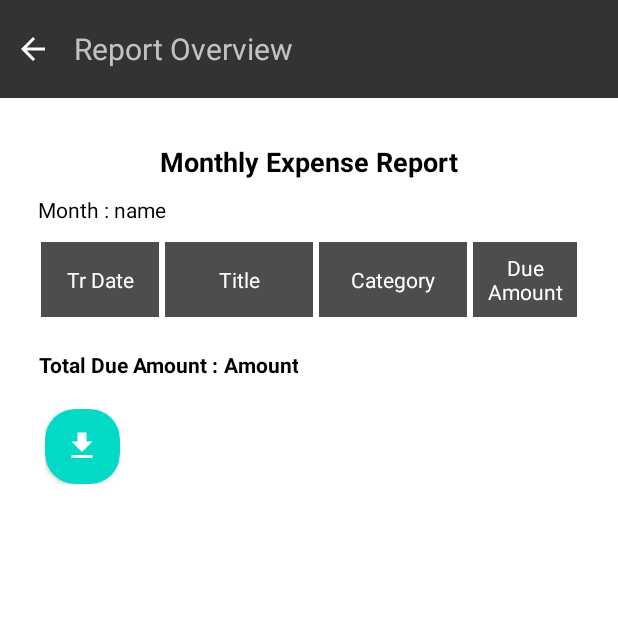
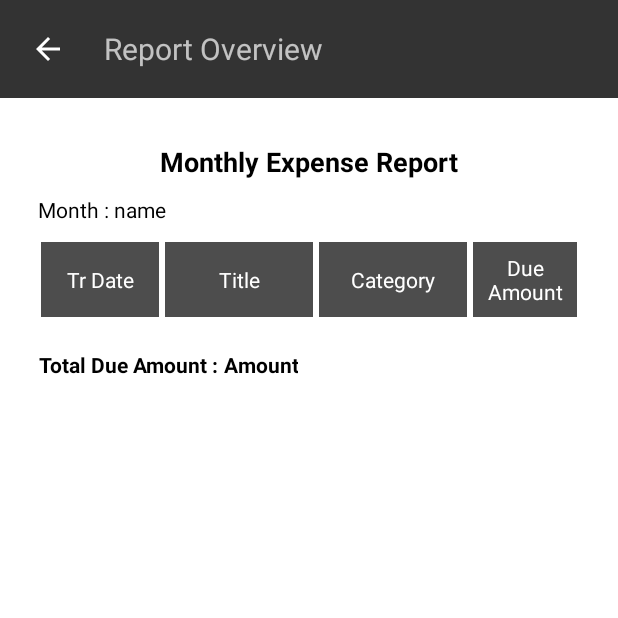
Before and after one commit to TrackME-PM/TrackMe, an Android app: the Report_Format screen opened directly, with no data from a screen before it, on a phone screen of 412 x 824 dp, the top half of it. Run offline under Robolectric (Android 15) with nearby library versions, the phone set to English and light mode, and no system bars; libraries missing offline, so code that uses them is left out: com.gkemon.

Commit message:
ActionBar Update

```diff
--- a/app/src/main/java/com/example/trackme/Report_Format.java
+++ b/app/src/main/java/com/example/trackme/Report_Format.java
@@ -164,45 +164,46 @@ public class Report_Format extends AppCompatActivity {
 //        pdfView = findViewById(R.id.pdfView);
 
         downBtn = findViewById(R.id.downloadBtn);
-        downBtn.setOnClickListener(new View.OnClickListener() {
-            @Override
-            public void onClick(View view) {
-
-
-
-
-                PdfGenerator.getBuilder()
-                        .setContext(Report_Format.this)
-                        .fromViewSource()
-                        .fromView(linear)
-                        /* "fromView()" takes array of view. You can also invoke "fromViewList()" method here
-                         * which takes list of view instead of array. */
-                        .setCustomPageSize(layout.getWidth(), layout.getHeight())
-                        .setFileName("Test-PDF")
-                        .setFolderName("TrackME")
-                        .openPDFafterGeneration(true)
-                        .build(new PdfGeneratorListener() {
-                            @Override
-                            public void onFailure(FailureResponse failureResponse) {
-                                super.onFailure(failureResponse);
-                            }
-
-                            @Override
-                            public void showLog(String log) {
-                                super.showLog(log);
-                            }
-
-                            @Override
-                            public void onSuccess(SuccessResponse response) {
-                                PdfDocument pdf = response.getPdfDocument();
-                                uri = Uri.parse(response.getPath());
-                                super.onSuccess(response);
-                                Intent intent = new Intent(Report_Format.this,Activity_UserProfile.class);
-                                startActivity(intent);
-                                finish();
-                            }
-
-                        });
+        downBtn.setVisibility(View.GONE);
+//        downBtn.setOnClickListener(new View.OnClickListener() {
+//            @Override
+//            public void onClick(View view) {
+//
+//
+//
+//
+//                PdfGenerator.getBuilder()
+//                        .setContext(Report_Format.this)
+//                        .fromViewSource()
+//                        .fromView(linear)
+//                        /* "fromView()" takes array of view. You can also invoke "fromViewList()" method here
+//                         * which takes list of view instead of array. */
+//                        .setCustomPageSize(layout.getWidth(), layout.getHeight())
+//                        .setFileName("Test-PDF")
+//                        .setFolderName("TrackME")
+//                        .openPDFafterGeneration(true)
+//                        .build(new PdfGeneratorListener() {
+//                            @Override
+//                            public void onFailure(FailureResponse failureResponse) {
+//                                super.onFailure(failureResponse);
+//                            }
+//
+//                            @Override
+//                            public void showLog(String log) {
+//                                super.showLog(log);
+//                            }
+//
+//                            @Override
+//                            public void onSuccess(SuccessResponse response) {
+//                                PdfDocument pdf = response.getPdfDocument();
+//                                uri = Uri.parse(response.getPath());
+//                                super.onSuccess(response);
+//                                Intent intent = new Intent(Report_Format.this,Activity_UserProfile.class);
+//                                startActivity(intent);
+//                                finish();
+//                            }
+//
+//                        });
 
 //                        pdfView.fromUri(uri);
 
@@ -211,12 +212,12 @@ public class Report_Format extends AppCompatActivity {
 
 
 
-
-
-            }
-
-
-        });
+//
+//
+//            }
+//
+//
+//        });
 
         backBtn = findViewById(R.id.backBtn);
         backBtn.setOnClickListener(new View.OnClickListener() {
--- a/app/src/main/res/layout/activity_add.xml
+++ b/app/src/main/res/layout/activity_add.xml
@@ -18,14 +18,16 @@
             <RelativeLayout
                 android:background="@color/dark_grey"
                 android:layout_width="match_parent"
-                android:layout_height="wrap_content"
+                android:layout_height="65dp"
                 android:paddingTop="20dp"
                 android:paddingBottom="20dp">
 
                 <ImageView
+                    android:paddingStart="10dp"
+                    android:paddingEnd="10dp"
                     android:id="@+id/backBtn"
                     android:layout_width="wrap_content"
-                    android:layout_height="wrap_content"
+                    android:layout_height="match_parent"
                     android:layout_alignParentStart="true"
                     android:layout_marginStart="15dp"
                     android:backgroundTint="@color/white"
--- a/app/src/main/res/layout/activity_report_format.xml
+++ b/app/src/main/res/layout/activity_report_format.xml
@@ -18,11 +18,13 @@
         android:orientation="horizontal">
 
         <ImageView
+            android:paddingStart="10dp"
+            android:paddingEnd="10dp"
             android:id="@+id/backBtn"
             android:contentDescription="Back Button"
             android:layout_gravity="center_vertical"
             android:layout_width="wrap_content"
-            android:layout_height="wrap_content"
+            android:layout_height="match_parent"
             android:src="@drawable/back_btn">
 
         </ImageView>
--- a/app/src/main/res/layout/activity_transaction.xml
+++ b/app/src/main/res/layout/activity_transaction.xml
@@ -21,6 +21,8 @@
         android:paddingBottom="20dp">
 
         <ImageView
+            android:paddingStart="10dp"
+            android:paddingEnd="10dp"
             android:id="@+id/backBtn"
             android:contentDescription="Back Button"
             android:layout_width="wrap_content"
--- a/app/src/main/res/layout/activity_user_profile.xml
+++ b/app/src/main/res/layout/activity_user_profile.xml
@@ -17,11 +17,13 @@
             android:paddingBottom="20dp">
 
         <ImageView
+            android:paddingStart="10dp"
+            android:paddingEnd="10dp"
             android:id="@+id/backBtn"
             android:contentDescription="Back Button"
             android:layout_gravity="center_vertical"
             android:layout_width="wrap_content"
-            android:layout_height="wrap_content"
+            android:layout_height="match_parent"
             android:src="@drawable/back_btn">
 
         </ImageView>
--- a/app/src/main/res/layout/dropdown_item.xml
+++ b/app/src/main/res/layout/dropdown_item.xml
@@ -3,7 +3,6 @@
     xmlns:android="http://schemas.android.com/apk/res/android"
     android:id="@+id/textView"
     android:background="@color/light_grey"
-    android:backgroundTint="@color/grey"
     android:layout_width="match_parent"
     android:layout_height="wrap_content"
     android:text="Choose Category"
--- a/app/src/main/res/layout/row_item.xml
+++ b/app/src/main/res/layout/row_item.xml
@@ -28,7 +28,7 @@
         </ImageView>
 
         <LinearLayout
-            android:layout_width="200dp"
+            android:layout_width="180dp"
             android:layout_height="wrap_content"
             android:orientation="vertical">
             <TextView
```
Also changed, not shown: app/src/main/res/layout/activity_report.xml (+17 -9 lines).
